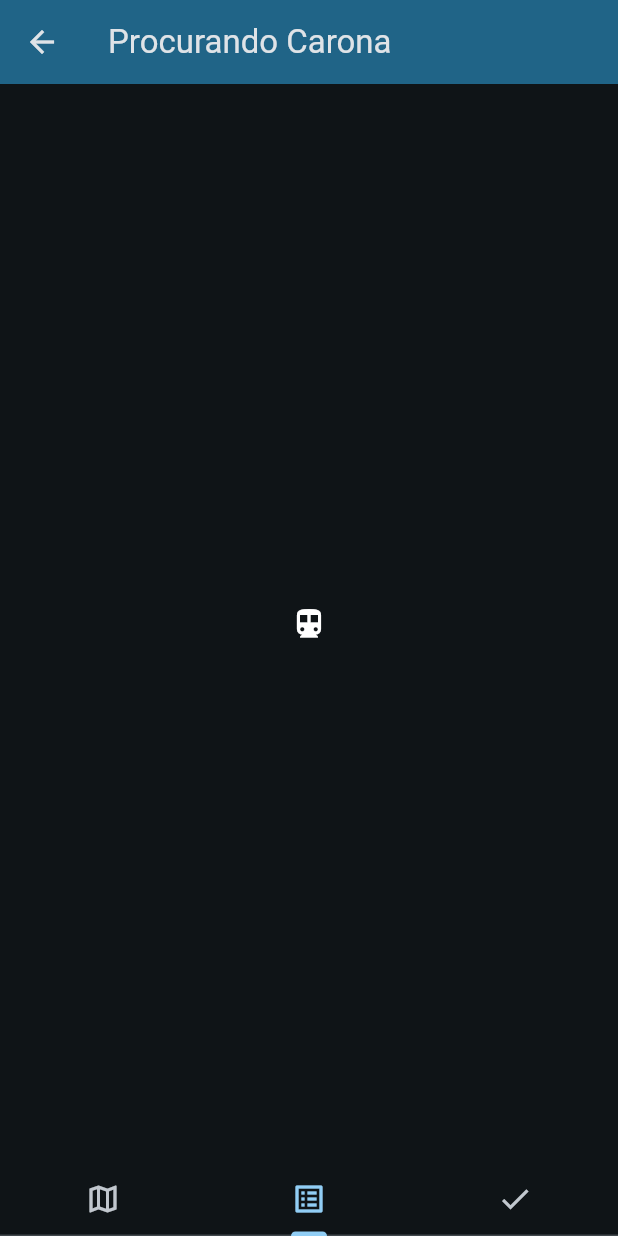
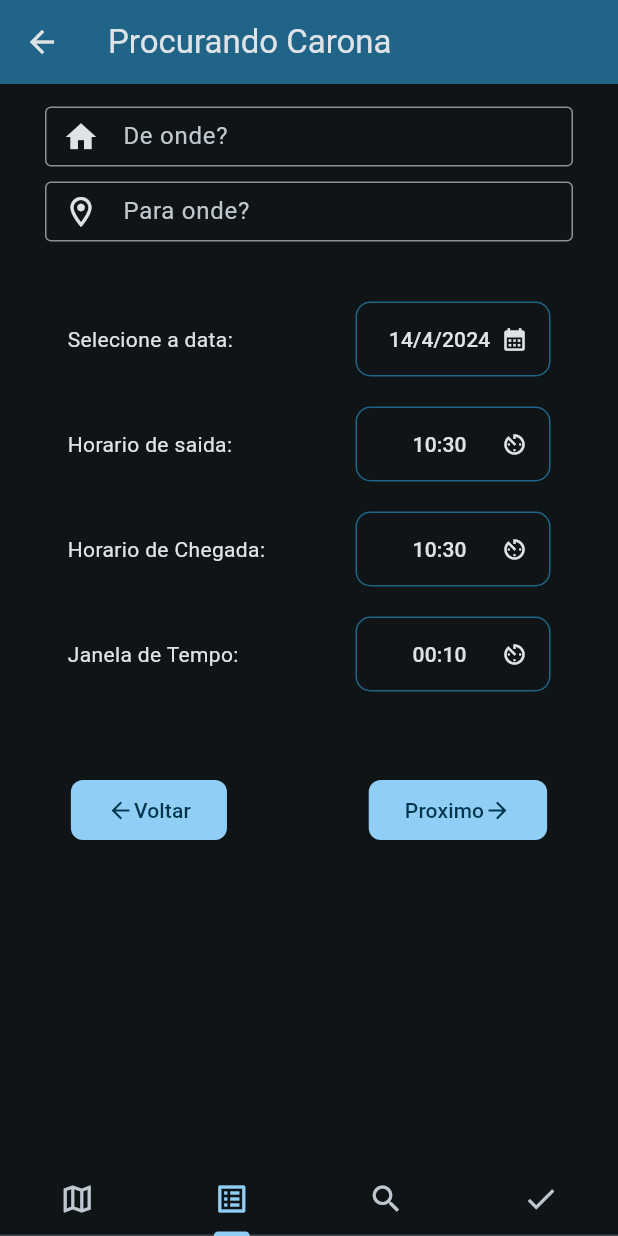
Before and after one commit to Felipe-TM/buscar-flutter, a Flutter app: the FindRideScreen screen opened directly, item 2 of the bottom bar chosen, on a phone screen of 412 x 824 dp. Run offline on Flutter 3.47's test engine with Material 3 defaults, Android fonts, the phone set to English and light mode, and no system bars; our stand-ins replace google_maps_flutter; missing offline and left inert: inner_shadow_widget; Roboto replaces fonts that are missing (Istok Web).

Commit message:
Find Ride Update

```diff
--- /dev/null
+++ b/lib/common_widgets/location_input_box.dart
@@ -0,0 +1,33 @@
+import 'package:buscar/common_widgets/location_input_field.dart';
+import 'package:flutter/material.dart';
+
+class LocationInputBox extends StatelessWidget {
+  const LocationInputBox({super.key});
+
+  @override
+  Widget build(BuildContext context) {
+    return Container(
+      color: Theme.of(context).colorScheme.background,
+      child: Padding(
+        padding: const EdgeInsets.all(10),
+        child: Column(
+          mainAxisSize: MainAxisSize.min,
+          children: [
+            const LocationInputField(
+              icon: Icons.home,
+              hint: 'De onde?',
+            ),
+            const LocationInputField(
+              hint: 'Para onde?',
+            ),
+          ]
+              .map((widget) => Padding(
+                    padding: EdgeInsets.symmetric(vertical: 5, horizontal: 20),
+                    child: widget,
+                  ))
+              .toList(),
+        ),
+      ),
+    );
+  }
+}
--- /dev/null
+++ b/lib/common_widgets/location_input_field.dart
@@ -0,0 +1,37 @@
+import 'package:flutter/material.dart';
+
+class LocationInputField extends StatelessWidget {
+  final IconData icon;
+  final String hint;
+  final String initialValue;
+
+  const LocationInputField(
+      {super.key,
+      this.icon = Icons.location_on_outlined,
+      required this.hint,
+      this.initialValue = ''});
+
+  @override
+  Widget build(BuildContext context) {
+    return SizedBox(
+      height: 40,
+      child: TextFormField(
+        style: TextStyle(
+          color: Theme.of(context).colorScheme.onBackground,
+        ),
+        decoration: InputDecoration(
+          contentPadding: EdgeInsets.zero,
+          hintText: hint,
+          prefixIcon: Icon(
+            icon,
+            color: Theme.of(context).colorScheme.onBackground,
+          ),
+          border: const OutlineInputBorder(
+            gapPadding: 5,
+            borderSide: BorderSide(color: Colors.black, width: 2),
+          ),
+        ),
+      ),
+    );
+  }
+}
--- /dev/null
+++ b/lib/common_widgets/navigation_button.dart
@@ -0,0 +1,26 @@
+import 'package:flutter/material.dart';
+
+class NavigationButton extends StatelessWidget {
+  const NavigationButton({
+    super.key,
+    required this.onTap,
+    required this.content,
+  });
+
+  final Function()? onTap;
+  final Widget content;
+
+  @override
+  Widget build(BuildContext context) {
+    return Padding(
+      padding: const EdgeInsets.only(top: 50),
+      child: FilledButton(
+          onPressed: onTap,
+          style: FilledButton.styleFrom(
+            shape: const RoundedRectangleBorder(
+                borderRadius: BorderRadius.all(Radius.circular(8))),
+          ),
+          child: content),
+    );
+  }
+}
--- /dev/null
+++ b/lib/common_widgets/time_picker_button.dart
@@ -0,0 +1,74 @@
+import 'package:flutter/material.dart';
+
+class TimePickerButton extends StatefulWidget {
+  final Widget? label;
+  final Icon icon;
+  final TimeOfDay? time;
+
+  const TimePickerButton(
+      {super.key,
+      this.label,
+      this.icon = const Icon(Icons.av_timer),
+      this.time});
+
+  @override
+  State<TimePickerButton> createState() => _TimePickerButtonState();
+}
+
+class _TimePickerButtonState extends State<TimePickerButton> {
+  TimeOfDay time = TimeOfDay.now();
+
+  @override
+  Widget build(BuildContext context) {
+    if (widget.time != null) time = widget.time!;
+    return OutlinedButton(
+      style: OutlinedButton.styleFrom(
+        backgroundColor: Theme.of(context).colorScheme.background,
+        foregroundColor: Theme.of(context).colorScheme.onBackground,
+        fixedSize: const Size(130, 50),
+        padding: const EdgeInsets.all(15),
+        side: BorderSide(color: Theme.of(context).colorScheme.inversePrimary),
+        shape: const RoundedRectangleBorder(
+          borderRadius: BorderRadius.all(Radius.circular(10)),
+        ),
+      ),
+      onPressed: () async {
+        TimeOfDay? newTime = await showTimePicker(
+          context: context,
+          initialTime: time,
+          initialEntryMode: TimePickerEntryMode.inputOnly,
+          builder: (BuildContext context, Widget? child) {
+            return MediaQuery(
+              data:
+                  MediaQuery.of(context).copyWith(alwaysUse24HourFormat: true),
+              child: child!,
+            );
+          },
+        );
+        if (newTime == null) return;
+
+        setState(() {
+          time = newTime;
+        });
+      },
+      child: Row(
+        mainAxisAlignment: MainAxisAlignment.spaceBetween,
+        children: [
+          Container(
+            child: widget.label,
+          ),
+          Text(time.to24hours()),
+          widget.icon,
+        ],
+      ),
+    );
+  }
+}
+
+extension TimeOfDayConverter on TimeOfDay {
+  String to24hours() {
+    final hour = this.hour.toString().padLeft(2, "0");
+    final min = this.minute.toString().padLeft(2, "0");
+    return "$hour:$min";
+  }
+}
--- /dev/null
+++ b/lib/features/rides/find_ride/presentation/find_ride_page2.dart
@@ -0,0 +1,86 @@
+import 'package:buscar/common_widgets/date_picker_button.dart';
+import 'package:buscar/common_widgets/location_input_box.dart';
+import 'package:buscar/common_widgets/time_picker_button.dart';
+import 'package:flutter/material.dart';
+
+import '../../../../common_widgets/navigation_button.dart';
+
+class FindRidePage2 extends StatelessWidget {
+  final String origin;
+  final String destination;
+  final Function()? onNext;
+  final Function()? onBack;
+
+  const FindRidePage2(
+      {super.key,
+      this.origin = '',
+      this.destination = '',
+      this.onNext,
+      this.onBack});
+
+  @override
+  Widget build(BuildContext context) {
+    return Column(
+      children: [
+        const LocationInputBox(),
+        Padding(
+          padding: const EdgeInsets.symmetric(vertical: 5, horizontal: 45),
+          child: Column(
+            children: [
+              Row(
+                mainAxisAlignment: MainAxisAlignment.spaceBetween,
+                children: [
+                  const Text('Selecione a data:'),
+                  DatePickerButton(),
+                ],
+              ),
+              const Row(
+                mainAxisAlignment: MainAxisAlignment.spaceBetween,
+                children: [
+                  Text('Horario de saida:'),
+                  TimePickerButton(),
+                ],
+              ),
+              const Row(
+                mainAxisAlignment: MainAxisAlignment.spaceBetween,
+                children: [
+                  Text('Horario de Chegada:'),
+                  TimePickerButton(),
+                ],
+              ),
+              const Row(
+                mainAxisAlignment: MainAxisAlignment.spaceBetween,
+                children: [
+                  Text('Janela de Tempo:'),
+                  TimePickerButton(
+                    time: TimeOfDay(hour: 0, minute: 10),
+                  ),
+                ],
+              ),
+            ]
+                .map((widget) => Padding(
+                      padding: const EdgeInsets.only(top: 20),
+                      child: widget,
+                    ))
+                .toList(),
+          ),
+        ),
+        Row(
+          mainAxisAlignment: MainAxisAlignment.spaceAround,
+          children: [
+            NavigationButton(
+              onTap: onBack,
+              content:
+                  const Row(children: [Icon(Icons.arrow_back), Text('Voltar')]),
+            ),
+            NavigationButton(
+              onTap: onNext,
+              content: const Row(
+                  children: [Text('Proximo'), Icon(Icons.arrow_forward)]),
+            ),
+          ],
+        )
+      ],
+    );
+  }
+}
--- a/lib/features/rides/find_ride/presentation/find_ride_screen.dart
+++ b/lib/features/rides/find_ride/presentation/find_ride_screen.dart
@@ -1,5 +1,8 @@
 import 'package:buscar/common_widgets/google_map_widget.dart';
 import 'package:flutter/material.dart';
+import 'find_ride_page1.dart';
+import 'find_ride_page2.dart';
+import 'find_ride_page4.dart';
 
 class FindRideScreen extends StatelessWidget {
   const FindRideScreen({super.key});
@@ -7,17 +10,38 @@ class FindRideScreen extends StatelessWidget {
   @override
   Widget build(BuildContext context) {
     return DefaultTabController(
-      length: 3,
-      child: Scaffold(
+      length: 4,
+      child: Builder(builder: (context) {
+        return Scaffold(
           appBar: AppBar(
             title: const Text('Procurando Carona'),
             backgroundColor: Theme.of(context).colorScheme.inversePrimary,
           ),
-        body: const TabBarView(
+          body: TabBarView(
             children: [
-            GoogleMapWidget(),
-            Icon(Icons.directions_transit),
-            Icon(Icons.directions_bike),
+              const FindRidePage1(),
+              SingleChildScrollView(
+                child: FindRidePage2(
+                  onBack: () {
+                    DefaultTabController.of(context).animateTo(0);
+                  },
+                  onNext: () {
+                    DefaultTabController.of(context).animateTo(2);
+                  },
+                ),
+              ),
+              const FindRidePage3(),
+              const FindRidePage4(
+                origin: 'R. Sen. Souza Naves, 2883',
+                destination: 'Av. Me. Leônia Milito, 123',
+                departureTime: '17:32',
+                arrivalTime: '18:45',
+                rideStatus: 'Em Andamento',
+                driverName: 'Bruno',
+                carModel: 'Fox',
+                carManufacturer: 'VW',
+                carPlate: '8HK26S',
+              ),
             ],
           ),
           bottomNavigationBar: const TabBar(tabs: [
@@ -28,10 +52,23 @@ class FindRideScreen extends StatelessWidget {
               icon: Icon(Icons.list_alt),
             ),
             Tab(
+              icon: Icon(Icons.search),
+            ),
+            Tab(
               icon: Icon(Icons.check_sharp),
             )
           ]),
-      ),
+        );
+      }),
     );
   }
 }
+
+class FindRidePage3 extends StatelessWidget {
+  const FindRidePage3({super.key});
+
+  @override
+  Widget build(BuildContext context) {
+    return const GoogleMapWidget();
+  }
+}
```
Also changed, not shown: lib/features/rides/find_ride/presentation/find_ride_page1.dart (added, +19 -0 lines), lib/features/rides/find_ride/presentation/find_ride_page4.dart (added, +145 -0 lines), 2 other files. Lines whose indentation alone changed are shown as unchanged.
